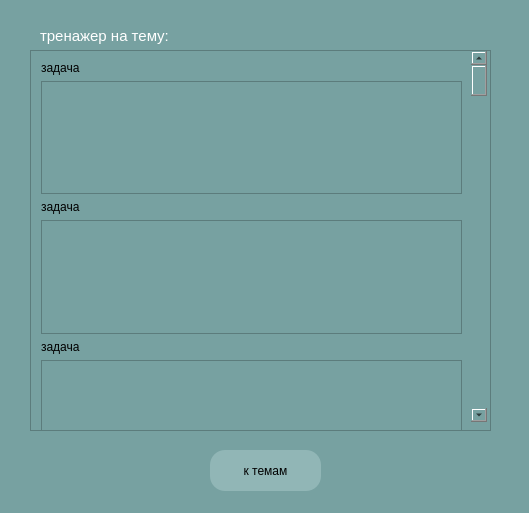
This is journals.ui in xiaoticc/maths_project as Qt 5 draws it before an edit. The edited form follows.
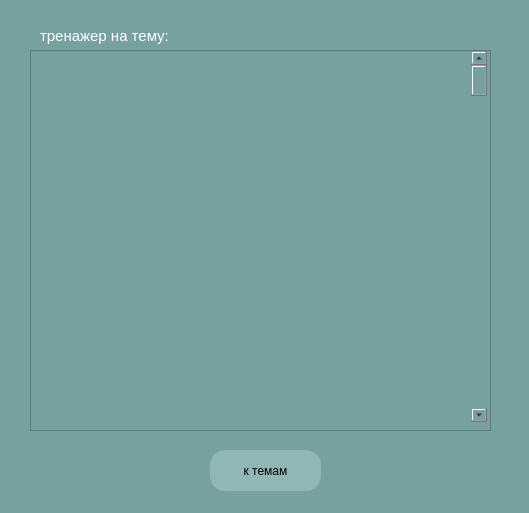
This is the edited form.

The edit to the form file:
```diff
--- a/journals.ui
+++ b/journals.ui
@@ -117,75 +117,6 @@
        <enum>Qt::Vertical</enum>
       </property>
      </widget>
-     <widget class="QWidget" name="verticalLayoutWidget">
-      <property name="geometry">
-       <rect>
-        <x>10</x>
-        <y>10</y>
-        <width>421</width>
-        <height>691</height>
-       </rect>
-      </property>
-      <layout class="QVBoxLayout" name="verticalLayout">
-       <item>
-        <widget class="QLabel" name="label_2">
-         <property name="text">
-          <string>задача</string>
-         </property>
-        </widget>
-       </item>
-       <item>
-        <widget class="QTextEdit" name="textEdit">
-         <property name="sizePolicy">
-          <sizepolicy hsizetype="Expanding" vsizetype="Expanding">
-           <horstretch>0</horstretch>
-           <verstretch>0</verstretch>
-          </sizepolicy>
-         </property>
-        </widget>
-       </item>
-       <item>
-        <widget class="QLabel" name="label_3">
-         <property name="text">
-          <string>задача</string>
-         </property>
-        </widget>
-       </item>
-       <item>
-        <widget class="QTextEdit" name="textEdit_2"/>
-       </item>
-       <item>
-        <widget class="QLabel" name="label_4">
-         <property name="text">
-          <string>задача</string>
-         </property>
-        </widget>
-       </item>
-       <item>
-        <widget class="QTextEdit" name="textEdit_3"/>
-       </item>
-       <item>
-        <widget class="QLabel" name="label_5">
-         <property name="text">
-          <string>задача</string>
-         </property>
-        </widget>
-       </item>
-       <item>
-        <widget class="QTextEdit" name="textEdit_4"/>
-       </item>
-       <item>
-        <widget class="QLabel" name="label_6">
-         <property name="text">
-          <string>задача</string>
-         </property>
-        </widget>
-       </item>
-       <item>
-        <widget class="QTextEdit" name="textEdit_5"/>
-       </item>
-      </layout>
-     </widget>
     </widget>
    </widget>
   </widget>
```
